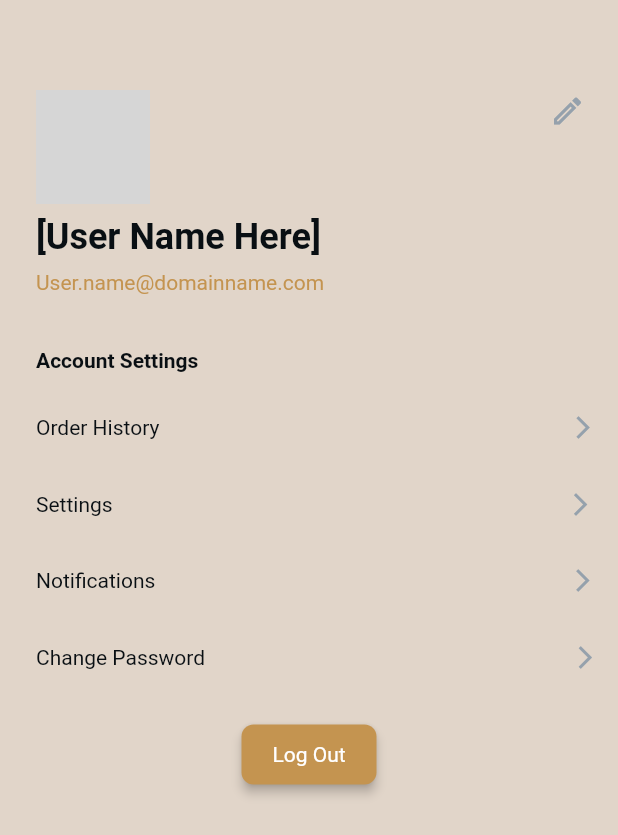
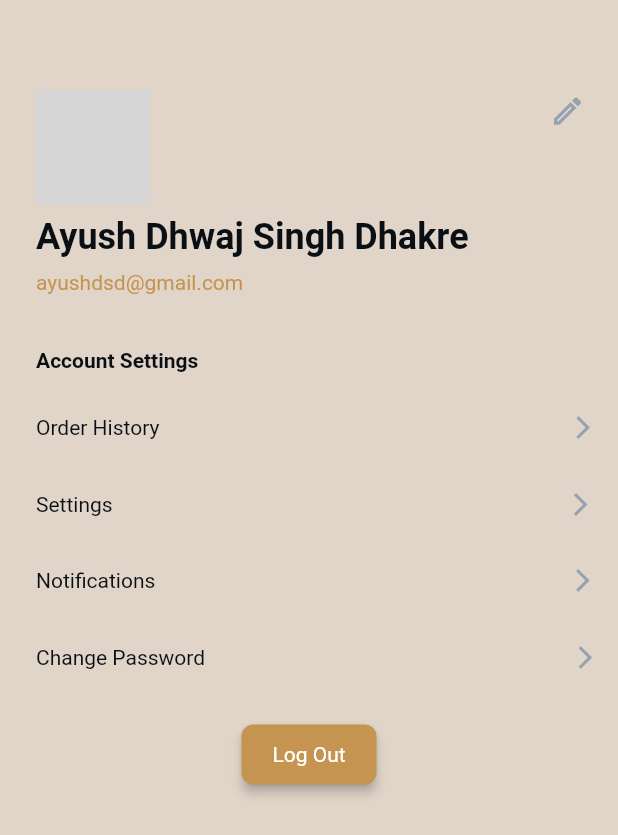
Before and after one commit to ayushdsd/help_hut, a Flutter app: the AccountDetailsWidget screen opened directly, on a phone screen of 412 x 824 dp. Shown: the top 835 px of the screen. Run offline on Flutter 3.47's test engine with Material 2 defaults, Android fonts, the phone set to English and light mode, and no system bars; drawn by our look-alikes of auto_size_text; our stand-ins replace built_collection, built_value, cloud_firestore, firebase_auth, firebase_core, font_awesome_flutter and 10 more; missing offline and left inert: json_path; accounts and stored records are empty; generated files the repository leaves out were written again; network calls fail; Roboto replaces fonts that are missing (Lexend Deca); grey boxes are pictures that could not be loaded.

Commit message:
Updating to latest FlutterFlow output.

```diff
--- a/lib/account_details/account_details_widget.dart
+++ b/lib/account_details/account_details_widget.dart
@@ -79,7 +79,7 @@ class _AccountDetailsWidgetState extends State<AccountDetailsWidget> {
                           Padding(
                             padding: EdgeInsetsDirectional.fromSTEB(0, 8, 0, 0),
                             child: Text(
-                              '[User Name Here]',
+                              'Ayush Dhwaj Singh Dhakre',
                               style:
                                   FlutterFlowTheme.of(context).title1.override(
                                         fontFamily: 'Lexend Deca',
@@ -97,7 +97,7 @@ class _AccountDetailsWidgetState extends State<AccountDetailsWidget> {
                           Padding(
                             padding: EdgeInsetsDirectional.fromSTEB(0, 8, 0, 0),
                             child: Text(
-                              'User.name@domainname.com',
+                              'ayushdsd@gmail.com',
                               style: FlutterFlowTheme.of(context)
                                   .bodyText1
                                   .override(
```
